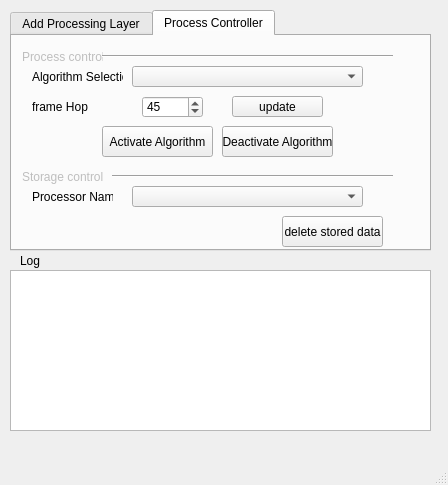
Qt form 10-NewVersion/Server_process layer/ui/ServerUI.ui (HosseinlGholami/Army-Prj) before a commit.
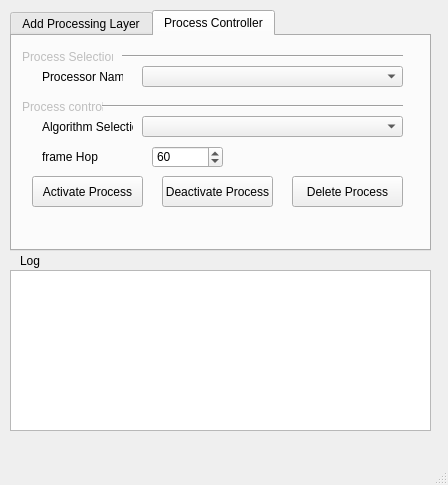
The same form after that commit. The open tabs and pages were chosen to show the change.

```diff
--- a/10-NewVersion/Server_process layer/ui/ServerUI.ui
+++ b/10-NewVersion/Server_process layer/ui/ServerUI.ui
@@ -186,8 +186,8 @@
      <widget class="QPushButton" name="StrSenButton">
       <property name="geometry">
        <rect>
-        <x>90</x>
-        <y>90</y>
+        <x>20</x>
+        <y>140</y>
         <width>111</width>
         <height>31</height>
        </rect>
@@ -196,14 +196,14 @@
        <string>it will activate the camera to send data to clients and store it for future access.</string>
       </property>
       <property name="text">
-       <string>Activate Algorithm</string>
+       <string>Activate Process</string>
       </property>
      </widget>
      <widget class="QLabel" name="label_3">
       <property name="geometry">
        <rect>
-        <x>20</x>
-        <y>30</y>
+        <x>30</x>
+        <y>80</y>
         <width>91</width>
         <height>21</height>
        </rect>
@@ -215,9 +215,9 @@
      <widget class="QComboBox" name="AlgComboBox">
       <property name="geometry">
        <rect>
-        <x>120</x>
-        <y>30</y>
-        <width>231</width>
+        <x>130</x>
+        <y>80</y>
+        <width>261</width>
         <height>21</height>
        </rect>
       </property>
@@ -225,8 +225,8 @@
      <widget class="QPushButton" name="StpSenButton">
       <property name="geometry">
        <rect>
-        <x>210</x>
-        <y>90</y>
+        <x>150</x>
+        <y>140</y>
         <width>111</width>
         <height>31</height>
        </rect>
@@ -235,23 +235,7 @@
        <string>it will deactivate the camera but still exist and could be activated again.</string>
       </property>
       <property name="text">
-       <string>Deactivate Algorithm</string>
-      </property>
-     </widget>
-     <widget class="QPushButton" name="delete_store_cam_Button">
-      <property name="geometry">
-       <rect>
-        <x>270</x>
-        <y>180</y>
-        <width>101</width>
-        <height>31</height>
-       </rect>
-      </property>
-      <property name="statusTip">
-       <string>it will remove the data stored inside the server.</string>
-      </property>
-      <property name="text">
-       <string>delete stored data</string>
+       <string>Deactivate Process</string>
       </property>
      </widget>
      <widget class="QLabel" name="label_4">
@@ -267,45 +251,6 @@
        <string/>
       </property>
      </widget>
-     <widget class="QComboBox" name="Kill_processComboBox">
-      <property name="geometry">
-       <rect>
-        <x>120</x>
-        <y>150</y>
-        <width>231</width>
-        <height>21</height>
-       </rect>
-      </property>
-     </widget>
-     <widget class="Line" name="line">
-      <property name="geometry">
-       <rect>
-        <x>100</x>
-        <y>130</y>
-        <width>281</width>
-        <height>20</height>
-       </rect>
-      </property>
-      <property name="orientation">
-       <enum>Qt::Horizontal</enum>
-      </property>
-     </widget>
-     <widget class="QLabel" name="label_6">
-      <property name="enabled">
-       <bool>false</bool>
-      </property>
-      <property name="geometry">
-       <rect>
-        <x>10</x>
-        <y>130</y>
-        <width>81</width>
-        <height>21</height>
-       </rect>
-      </property>
-      <property name="text">
-       <string>Storage control</string>
-      </property>
-     </widget>
      <widget class="QLabel" name="label_7">
       <property name="enabled">
        <bool>false</bool>
@@ -313,7 +258,7 @@
       <property name="geometry">
        <rect>
         <x>10</x>
-        <y>10</y>
+        <y>60</y>
         <width>81</width>
         <height>21</height>
        </rect>
@@ -326,8 +271,8 @@
       <property name="geometry">
        <rect>
         <x>90</x>
-        <y>10</y>
-        <width>291</width>
+        <y>60</y>
+        <width>301</width>
         <height>20</height>
        </rect>
       </property>
@@ -335,25 +280,12 @@
        <enum>Qt::Horizontal</enum>
       </property>
      </widget>
-     <widget class="QLabel" name="label_9">
-      <property name="geometry">
-       <rect>
-        <x>20</x>
-        <y>150</y>
-        <width>81</width>
-        <height>21</height>
-       </rect>
-      </property>
-      <property name="text">
-       <string>Processor Name</string>
-      </property>
-     </widget>
      <widget class="QSpinBox" name="process_spinBox">
       <property name="geometry">
        <rect>
-        <x>130</x>
-        <y>60</y>
-        <width>61</width>
+        <x>140</x>
+        <y>110</y>
+        <width>71</width>
         <height>22</height>
        </rect>
       </property>
@@ -361,14 +293,14 @@
        <number>255</number>
       </property>
       <property name="value">
-       <number>45</number>
+       <number>60</number>
       </property>
      </widget>
      <widget class="QLabel" name="label_10">
       <property name="geometry">
        <rect>
-        <x>20</x>
-        <y>60</y>
+        <x>30</x>
+        <y>110</y>
         <width>91</width>
         <height>21</height>
        </rect>
@@ -377,20 +309,72 @@
        <string>frame Hop</string>
       </property>
      </widget>
-     <widget class="QPushButton" name="StpSenButton_2">
+     <widget class="QLabel" name="label_9">
       <property name="geometry">
        <rect>
-        <x>220</x>
-        <y>60</y>
+        <x>30</x>
+        <y>30</y>
+        <width>81</width>
+        <height>21</height>
+       </rect>
+      </property>
+      <property name="text">
+       <string>Processor Name</string>
+      </property>
+     </widget>
+     <widget class="QComboBox" name="SelectprocessComboBox">
+      <property name="geometry">
+       <rect>
+        <x>130</x>
+        <y>30</y>
+        <width>261</width>
+        <height>21</height>
+       </rect>
+      </property>
+     </widget>
+     <widget class="Line" name="line_3">
+      <property name="geometry">
+       <rect>
+        <x>110</x>
+        <y>10</y>
+        <width>281</width>
+        <height>20</height>
+       </rect>
+      </property>
+      <property name="orientation">
+       <enum>Qt::Horizontal</enum>
+      </property>
+     </widget>
+     <widget class="QLabel" name="label_11">
+      <property name="enabled">
+       <bool>false</bool>
+      </property>
+      <property name="geometry">
+       <rect>
+        <x>10</x>
+        <y>10</y>
         <width>91</width>
         <height>21</height>
        </rect>
       </property>
+      <property name="text">
+       <string>Process Selection</string>
+      </property>
+     </widget>
+     <widget class="QPushButton" name="delSenButton">
+      <property name="geometry">
+       <rect>
+        <x>280</x>
+        <y>140</y>
+        <width>111</width>
+        <height>31</height>
+       </rect>
+      </property>
       <property name="statusTip">
        <string>it will deactivate the camera but still exist and could be activated again.</string>
       </property>
       <property name="text">
-       <string>update</string>
+       <string>Delete Process</string>
       </property>
      </widget>
     </widget>
```
Left out of the diff: 2 changed lines with no effect on the pictures.
